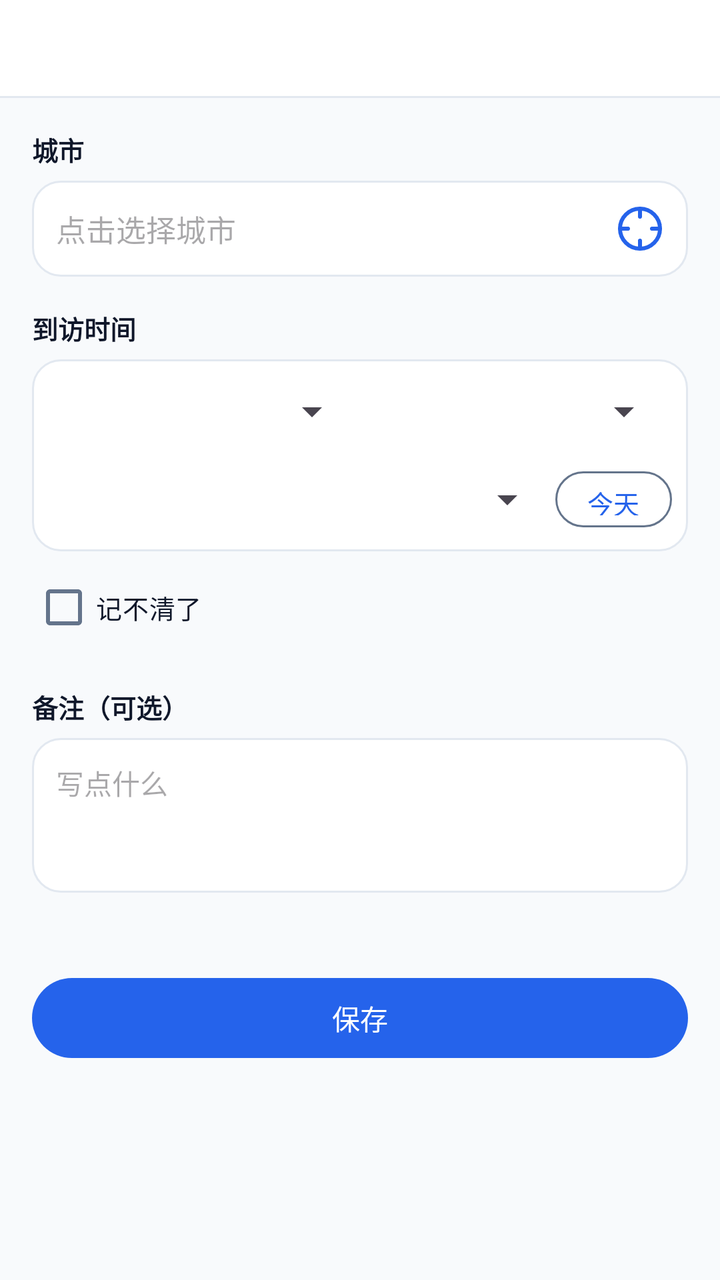
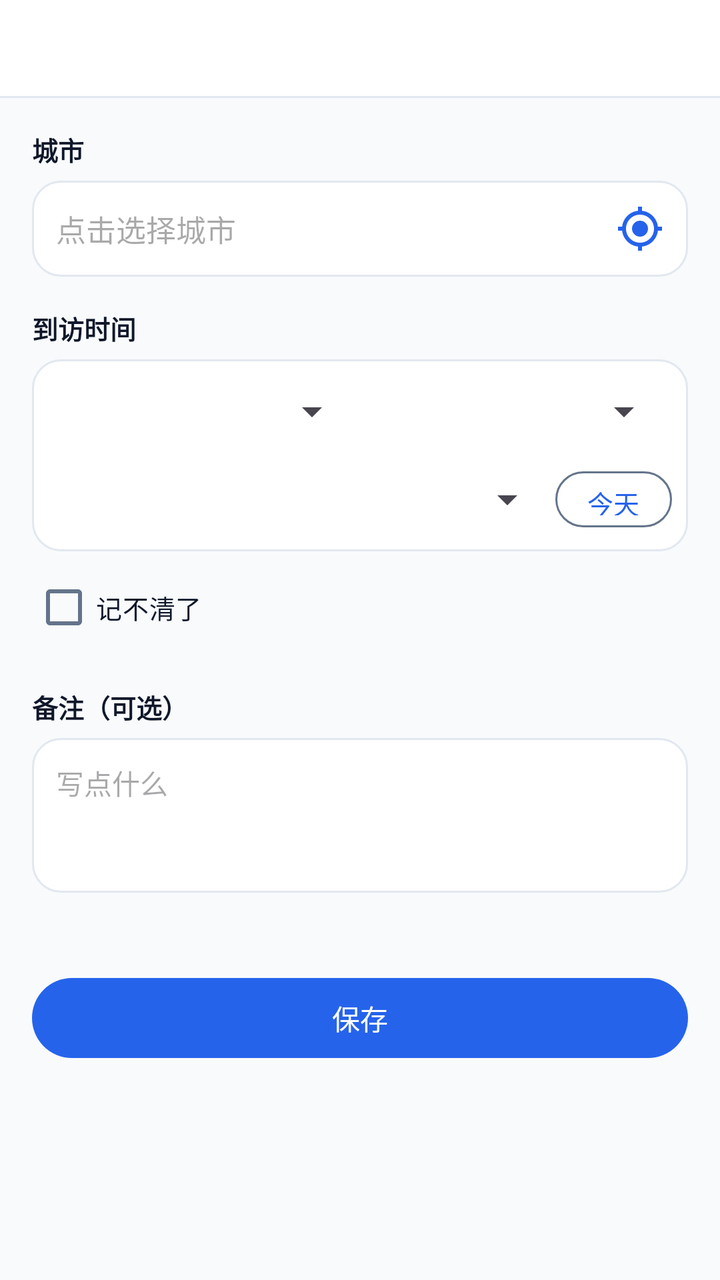

Compare the two renders of this Android layout. The source of the first and the diff that turns it into the second are given below.
<!-- AndroidManifest.xml: application theme Theme.CityFootprint -->
<!-- res/layout/activity_checkin_edit.xml -->
<?xml version="1.0" encoding="utf-8"?>
<LinearLayout xmlns:android="http://schemas.android.com/apk/res/android"
    android:layout_width="match_parent"
    android:layout_height="match_parent"
    android:background="@color/bg"
    android:orientation="vertical">

    <include
        android:id="@+id/topBar"
        layout="@layout/view_top_bar"
        android:layout_width="match_parent"
        android:layout_height="wrap_content" />

    <ScrollView
        android:layout_width="match_parent"
        android:layout_height="0dp"
        android:layout_weight="1">

        <LinearLayout
            android:layout_width="match_parent"
            android:layout_height="wrap_content"
            android:orientation="vertical"
            android:padding="16dp">

            
            <TextView
                style="@style/TextFormLabel"
                android:text="@string/checkin_city" />

            <LinearLayout
                android:layout_width="match_parent"
                android:layout_height="wrap_content"
                android:background="@drawable/bg_card"
                android:gravity="center_vertical"
                android:orientation="horizontal"
                android:paddingStart="12dp"
                android:paddingEnd="4dp">

                <EditText
                    android:id="@+id/inputCity"
                    android:layout_width="0dp"
                    android:layout_height="48dp"
                    android:layout_weight="1"
                    android:background="@null"
                    android:clickable="false"
                    android:focusable="false"
                    android:hint="@string/checkin_city_hint"
                    android:inputType="none"
                    android:textColor="@color/fg"
                    android:textSize="15sp" />

                <ImageButton
                    android:id="@+id/btnLocate"
                    android:layout_width="40dp"
                    android:layout_height="40dp"
                    android:background="?attr/selectableItemBackgroundBorderless"
                    android:contentDescription="@string/checkin_locate"
                    android:padding="8dp"
                    android:src="@drawable/ic_locate"
                    android:tint="@color/accent" />
            </LinearLayout>

            <TextView
                android:id="@+id/textCityError"
                android:layout_width="match_parent"
                android:layout_height="wrap_content"
                android:layout_marginTop="4dp"
                android:textColor="@color/destructive"
                android:textSize="12sp"
                android:visibility="gone" />

            
            <TextView
                style="@style/TextFormLabel"
                android:layout_marginTop="16dp"
                android:text="@string/checkin_date" />

            
            <LinearLayout
                android:layout_width="match_parent"
                android:layout_height="wrap_content"
                android:background="@drawable/bg_card"
                android:orientation="vertical"
                android:paddingStart="8dp"
                android:paddingTop="4dp"
                android:paddingEnd="8dp"
                android:paddingBottom="4dp">

                <LinearLayout
                    android:layout_width="match_parent"
                    android:layout_height="wrap_content"
                    android:gravity="center_vertical"
                    android:orientation="horizontal">

                    <Spinner
                        android:id="@+id/spinYear"
                        android:layout_width="0dp"
                        android:layout_height="44dp"
                        android:layout_weight="1" />

                    <Spinner
                        android:id="@+id/spinMonth"
                        android:layout_width="0dp"
                        android:layout_height="44dp"
                        android:layout_weight="1" />
                </LinearLayout>

                <LinearLayout
                    android:layout_width="match_parent"
                    android:layout_height="wrap_content"
                    android:gravity="center_vertical"
                    android:orientation="horizontal">

                    <Spinner
                        android:id="@+id/spinDay"
                        android:layout_width="0dp"
                        android:layout_height="44dp"
                        android:layout_weight="1" />

                    <Button
                        android:id="@+id/btnToday"
                        style="?attr/materialButtonOutlinedStyle"
                        android:layout_width="wrap_content"
                        android:layout_height="36dp"
                        android:minWidth="0dp"
                        android:paddingStart="16dp"
                        android:paddingEnd="16dp"
                        android:text="@string/checkin_today"
                        android:textSize="13sp" />
                </LinearLayout>
            </LinearLayout>

            <CheckBox
                android:id="@+id/switchForgot"
                android:layout_width="wrap_content"
                android:layout_height="wrap_content"
                android:layout_marginTop="4dp"
                android:text="@string/checkin_forgot"
                android:textColor="@color/fg"
                android:textSize="13sp" />

            
            <TextView
                style="@style/TextFormLabel"
                android:layout_marginTop="16dp"
                android:text="@string/checkin_note" />

            <EditText
                android:id="@+id/inputNote"
                android:layout_width="match_parent"
                android:layout_height="wrap_content"
                android:background="@drawable/bg_card"
                android:gravity="top"
                android:hint="@string/checkin_note_hint"
                android:inputType="textMultiLine"
                android:maxLength="233"
                android:minLines="3"
                android:padding="12dp"
                android:textColor="@color/fg"
                android:textSize="14sp" />

            <TextView
                android:id="@+id/textCounter"
                android:layout_width="match_parent"
                android:layout_height="wrap_content"
                android:layout_marginTop="4dp"
                android:gravity="end"
                android:textColor="@color/text_tertiary"
                android:textSize="11sp" />

            <Button
                android:id="@+id/btnSave"
                android:layout_width="match_parent"
                android:layout_height="48dp"
                android:layout_marginTop="20dp"
                android:text="@string/checkin_save" />
        </LinearLayout>
    </ScrollView>
</LinearLayout>
<!-- res/layout/view_top_bar.xml (included above) -->
<?xml version="1.0" encoding="utf-8"?>
<LinearLayout xmlns:android="http://schemas.android.com/apk/res/android"
    style="@style/Widget.App.ShellBand">

    <LinearLayout
        android:layout_width="match_parent"
        android:layout_height="48dp"
        android:gravity="center_vertical"
        android:orientation="horizontal"
        android:paddingStart="16dp"
        android:paddingEnd="16dp">

        <ImageButton
            android:id="@+id/btnBack"
            android:layout_width="36dp"
            android:layout_height="36dp"
            android:layout_marginEnd="10dp"
            android:background="?attr/selectableItemBackgroundBorderless"
            android:contentDescription="@string/common_back"
            android:padding="6dp"
            android:src="@drawable/ic_back"
            android:tint="@color/sidebar_fg"
            android:visibility="gone" />

        <TextView
            android:id="@+id/title"
            android:layout_width="0dp"
            android:layout_height="wrap_content"
            android:layout_weight="1"
            android:ellipsize="end"
            android:maxLines="1"
            android:textColor="@color/sidebar_fg"
            android:textSize="16sp"
            android:textStyle="bold" />

        
        <ImageButton
            android:id="@+id/btnMenu"
            android:layout_width="36dp"
            android:layout_height="36dp"
            android:layout_marginStart="10dp"
            android:background="?attr/selectableItemBackgroundBorderless"
            android:contentDescription="@string/common_menu"
            android:padding="6dp"
            android:src="@drawable/ic_menu"
            android:tint="@color/sidebar_fg"
            android:visibility="gone" />

        
        <ImageButton
            android:id="@+id/btnDelete"
            android:layout_width="36dp"
            android:layout_height="36dp"
            android:layout_marginStart="10dp"
            android:background="?attr/selectableItemBackgroundBorderless"
            android:contentDescription="@string/edit_delete"
            android:padding="6dp"
            android:src="@drawable/ic_delete"
            android:tint="@color/destructive"
            android:visibility="gone" />
    </LinearLayout>

    <View style="@style/Widget.App.ShellDivider" />
</LinearLayout>
<!-- resources referenced by this layout -->
<resources>
  <color name="bg">#F8FAFC</color>
  <color name="fg">#0F172A</color>
  <!-- drawable ic_back (drawable) -->
  <?xml version="1.0" encoding="utf-8"?>
  <vector xmlns:android="http://schemas.android.com/apk/res/android"
      android:width="24dp"
      android:height="24dp"
      android:viewportWidth="24"
      android:viewportHeight="24">
      <path
          android:fillColor="#FF000000"
          android:pathData="M20,11 L7.83,11 L13.42,5.41 L12,4 L4,12 L12,20 L13.41,18.59 L7.83,13 L20,13 Z" />
  </vector>
  <!-- drawable ic_delete (drawable) -->
  <?xml version="1.0" encoding="utf-8"?>
  <vector xmlns:android="http://schemas.android.com/apk/res/android"
      android:width="24dp"
      android:height="24dp"
      android:viewportWidth="24"
      android:viewportHeight="24">
      <path
          android:fillColor="#FF000000"
          android:pathData="M6,19 C6,20.1 6.9,21 8,21 L16,21 C17.1,21 18,20.1 18,19 L18,7 L6,7 Z M19,4 L15.5,4 L14.5,3 L9.5,3 L8.5,4 L5,4 L5,6 L19,6 Z" />
  </vector>
  <!-- drawable ic_locate (drawable) -->
  <?xml version="1.0" encoding="utf-8"?>
  <vector xmlns:android="http://schemas.android.com/apk/res/android"
      android:width="24dp"
      android:height="24dp"
      android:viewportWidth="24"
      android:viewportHeight="24">
      <path
          android:fillColor="#00000000"
          android:pathData="M12,2a10,10 0 1,0 0,20a10,10 0 1,0 0,-20"
          android:strokeColor="#FFFFFFFF"
          android:strokeLineCap="round"
          android:strokeLineJoin="round"
          android:strokeWidth="2" />
      <path
          android:fillColor="#00000000"
          android:pathData="M22,12L18,12M6,12L2,12M12,6L12,2M12,22L12,18"
          android:strokeColor="#FFFFFFFF"
          android:strokeLineCap="round"
          android:strokeWidth="2" />
  </vector>
  <!-- drawable ic_menu (drawable) -->
  <?xml version="1.0" encoding="utf-8"?>
  <vector xmlns:android="http://schemas.android.com/apk/res/android"
      android:width="24dp"
      android:height="24dp"
      android:viewportWidth="24"
      android:viewportHeight="24">
      <path
          android:fillColor="#FF000000"
          android:pathData="M3,18 L21,18 L21,16 L3,16 Z M3,13 L21,13 L21,11 L3,11 Z M3,8 L21,8 L21,6 L3,6 Z" />
  </vector>
  <string name="common_menu">菜单</string>
  <style name="Theme.CityFootprint" parent="Theme.Material3.DayNight.NoActionBar">
          
          <item name="colorPrimary">@color/accent</item>
          <item name="colorOnPrimary">@color/on_accent</item>
          <item name="colorPrimaryContainer">@color/accent_light</item>
          <item name="colorOnPrimaryContainer">@color/accent_soft_fg</item>
          <item name="colorSecondary">@color/accent</item>
          <item name="colorSecondaryContainer">@color/accent_light</item>
          <item name="colorOnSecondaryContainer">@color/accent_soft_fg</item>
          <item name="colorSurface">@color/card</item>
          <item name="colorOnSurface">@color/fg</item>
          <item name="colorOnSurfaceVariant">@color/muted_fg</item>
          
          <item name="colorOutline">@color/muted_fg</item>
          
          <item name="colorSurfaceContainerHighest">@color/muted</item>
          <item name="colorError">@color/destructive</item>
          <item name="android:colorBackground">@color/bg</item>
  
          
          <item name="android:statusBarColor">@color/window_bg_light</item>
          <item name="android:navigationBarColor">@color/window_bg_light</item>
          <item name="android:windowLightStatusBar">@bool/window_light_system_bars</item>
          <item name="android:windowLightNavigationBar" tools:targetApi="27">@bool/window_light_system_bars</item>
          
          <item name="android:forceDarkAllowed" tools:targetApi="29">false</item>
  
          
          <item name="materialCardViewStyle">@style/Widget.App.CardView</item>
          <item name="materialButtonStyle">@style/Widget.App.Button</item>
          
          <item name="popupMenuStyle">@style/Widget.App.PopupMenu</item>
      </style>
  <color name="card">#FFFFFF</color>
  <!-- unchanged entries left out for length: 33 -->
</resources>

<!-- the commit's change to res/layout/activity_checkin_edit.xml (unified diff, before → after) -->
@@ -57,7 +57,7 @@
                     android:contentDescription="@string/checkin_locate"
                     android:padding="8dp"
                     android:src="@drawable/ic_locate"
-                    android:tint="@color/accent" />
+                    android:tint="?attr/appAccent" />
             </LinearLayout>
 
             <TextView
@@ -220,9 +220,9 @@
             android:layout_height="36dp"
             android:layout_marginStart="10dp"
             android:background="?attr/selectableItemBackgroundBorderless"
-            android:contentDescription="@string/common_menu"
+            android:contentDescription="@string/common_add"
             android:padding="6dp"
-            android:src="@drawable/ic_menu"
+            android:src="@drawable/ic_add"
             android:tint="@color/sidebar_fg"
             android:visibility="gone" />
 
<!-- resource entries referenced after the edit -->
@@ -2,16 +2,29 @@
 <resources>
   <color name="bg">#F8FAFC</color>
   <color name="fg">#0F172A</color>
+  <!-- drawable ic_add (drawable) -->
+  <?xml version="1.0" encoding="utf-8"?>
+  <vector xmlns:android="http://schemas.android.com/apk/res/android"
+      android:width="24dp"
+      android:height="24dp"
+      android:viewportWidth="24"
+      android:viewportHeight="24"
+      android:tint="?attr/colorControlNormal">
+      <path
+          android:fillColor="@android:color/white"
+          android:pathData="M19 13h-6v6h-2v-6H5v-2h6V5h2v6h6v2z" />
+  </vector>
   <!-- drawable ic_back (drawable) -->
   <?xml version="1.0" encoding="utf-8"?>
   <vector xmlns:android="http://schemas.android.com/apk/res/android"
       android:width="24dp"
       android:height="24dp"
       android:viewportWidth="24"
-      android:viewportHeight="24">
+      android:viewportHeight="24"
+      android:tint="?attr/colorControlNormal">
       <path
-          android:fillColor="#FF000000"
-          android:pathData="M20,11 L7.83,11 L13.42,5.41 L12,4 L4,12 L12,20 L13.41,18.59 L7.83,13 L20,13 Z" />
+          android:fillColor="@android:color/white"
+          android:pathData="M20 11H7.83l5.59-5.59L12 4l-8 8 8 8 1.41-1.41L7.83 13H20v-2z" />
   </vector>
   <!-- drawable ic_delete (drawable) -->
   <?xml version="1.0" encoding="utf-8"?>
@@ -19,10 +32,11 @@
       android:width="24dp"
       android:height="24dp"
       android:viewportWidth="24"
-      android:viewportHeight="24">
+      android:viewportHeight="24"
+      android:tint="?attr/colorControlNormal">
       <path
-          android:fillColor="#FF000000"
-          android:pathData="M6,19 C6,20.1 6.9,21 8,21 L16,21 C17.1,21 18,20.1 18,19 L18,7 L6,7 Z M19,4 L15.5,4 L14.5,3 L9.5,3 L8.5,4 L5,4 L5,6 L19,6 Z" />
+          android:fillColor="@android:color/white"
+          android:pathData="M6 19c0 1.1.9 2 2 2h8c1.1 0 2-.9 2-2V7H6v12zM19 4h-3.5l-1-1h-5l-1 1H5v2h14V4z" />
   </vector>
   <!-- drawable ic_locate (drawable) -->
   <?xml version="1.0" encoding="utf-8"?>
@@ -30,40 +44,21 @@
       android:width="24dp"
       android:height="24dp"
       android:viewportWidth="24"
-      android:viewportHeight="24">
+      android:viewportHeight="24"
+      android:tint="?attr/colorControlNormal">
       <path
-          android:fillColor="#00000000"
-          android:pathData="M12,2a10,10 0 1,0 0,20a10,10 0 1,0 0,-20"
-          android:strokeColor="#FFFFFFFF"
-          android:strokeLineCap="round"
-          android:strokeLineJoin="round"
-          android:strokeWidth="2" />
-      <path
-          android:fillColor="#00000000"
-          android:pathData="M22,12L18,12M6,12L2,12M12,6L12,2M12,22L12,18"
-          android:strokeColor="#FFFFFFFF"
-          android:strokeLineCap="round"
-          android:strokeWidth="2" />
+          android:fillColor="@android:color/white"
+          android:pathData="M12 8c-2.21 0-4 1.79-4 4s1.79 4 4 4 4-1.79 4-4-1.79-4-4-4zm8.94 3c-.46-4.17-3.77-7.48-7.94-7.94V1h-2v2.06C6.83 3.52 3.52 6.83 3.06 11H1v2h2.06c.46 4.17 3.77 7.48 7.94 7.94V23h2v-2.06c4.17-.46 7.48-3.77 7.94-7.94H23v-2h-2.06zM12 19c-3.87 0-7-3.13-7-7s3.13-7 7-7 7 3.13 7 7-3.13 7-7 7z" />
   </vector>
-  <!-- drawable ic_menu (drawable) -->
-  <?xml version="1.0" encoding="utf-8"?>
-  <vector xmlns:android="http://schemas.android.com/apk/res/android"
-      android:width="24dp"
-      android:height="24dp"
-      android:viewportWidth="24"
-      android:viewportHeight="24">
-      <path
-          android:fillColor="#FF000000"
-          android:pathData="M3,18 L21,18 L21,16 L3,16 Z M3,13 L21,13 L21,11 L3,11 Z M3,8 L21,8 L21,6 L3,6 Z" />
-  </vector>
-  <string name="common_menu">菜单</string>
+  <string name="common_add">添加</string>
   <style name="Theme.CityFootprint" parent="Theme.Material3.DayNight.NoActionBar">
           
-          <item name="colorPrimary">@color/accent</item>
+          <item name="appAccent">@color/accent</item>
+          <item name="colorPrimary">?attr/appAccent</item>
           <item name="colorOnPrimary">@color/on_accent</item>
           <item name="colorPrimaryContainer">@color/accent_light</item>
           <item name="colorOnPrimaryContainer">@color/accent_soft_fg</item>
-          <item name="colorSecondary">@color/accent</item>
+          <item name="colorSecondary">?attr/appAccent</item>
           <item name="colorSecondaryContainer">@color/accent_light</item>
           <item name="colorOnSecondaryContainer">@color/accent_soft_fg</item>
           <item name="colorSurface">@color/card</item>
